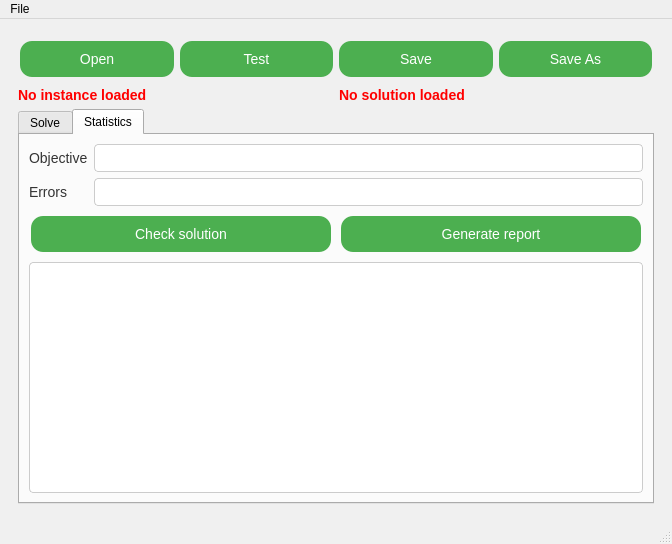
Above: python/ihtc2024/ui/gui/gui.ui from pchtsp/ihtc2024 before the change. Below: the same form after it.
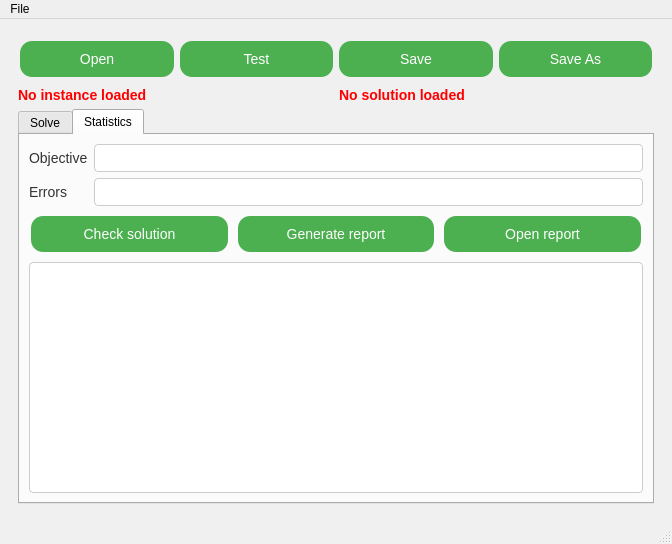
That is the form after the change.

```diff
--- a/python/ihtc2024/ui/gui/gui.ui
+++ b/python/ihtc2024/ui/gui/gui.ui
@@ -356,6 +356,13 @@
                  </property>
                 </widget>
                </item>
+               <item>
+                <widget class="QPushButton" name="openReport">
+                 <property name="text">
+                  <string>Open report</string>
+                 </property>
+                </widget>
+               </item>
               </layout>
              </item>
              <item>
```
Left out of the diff: 2 changed lines with no effect on the pictures.
